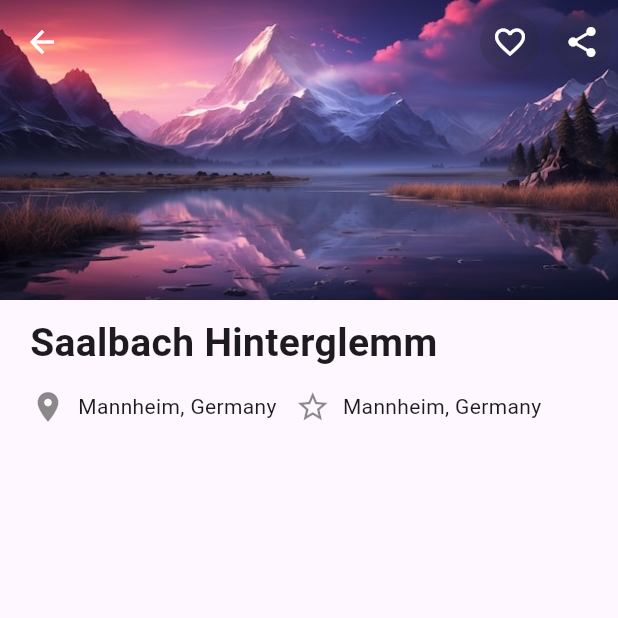
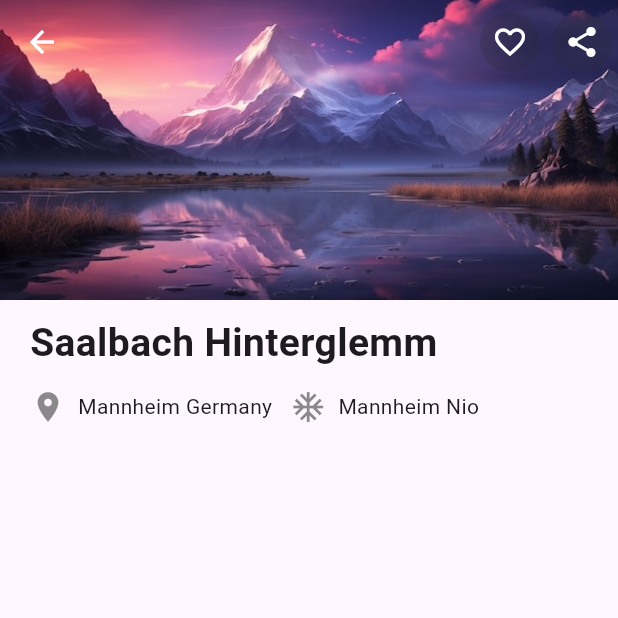
Before and after one commit to pritimoypaul/flutter-new-ui, a Flutter app: the ProfileScreen screen opened by its route, on a phone screen of 412 x 824 dp, the top half of it. Run offline on Flutter 3.47's test engine with Material 3 defaults, Android fonts, the light colour scheme and no system bars; our stand-ins replace carousel_slider; network calls fail.

Commit message:
custom component (chip)

```diff
--- /dev/null
+++ b/lib/components/chip.dart
@@ -0,0 +1,23 @@
+import 'package:flutter/material.dart';
+
+class CustomChip extends StatelessWidget {
+  final Icon icon;
+  final String label;
+
+  const CustomChip({
+    super.key,
+    required this.icon,
+    required this.label,
+  });
+
+  @override
+  Widget build(BuildContext context) {
+    return Row(
+      children: [
+        icon,
+        SizedBox(width: 8),
+        Text(label),
+      ],
+    );
+  }
+}
--- a/lib/screens/profile.dart
+++ b/lib/screens/profile.dart
@@ -1,5 +1,6 @@
 import 'package:flutter/cupertino.dart';
 import 'package:flutter/material.dart';
+import 'package:new_ui/components/chip.dart';
 
 class ProfileScreen extends StatelessWidget {
   const ProfileScreen({super.key});
@@ -55,24 +56,17 @@ class ProfileScreen extends StatelessWidget {
               ),
               Row(
                 children: [
-                  Row(
-                    children: [
-                      Icon(Icons.location_on, color: Colors.black45),
-                      SizedBox(width: 8),
-                      Text('Mannheim, Germany'),
-                    ],
+                  CustomChip(
+                    icon: Icon(Icons.location_on, color: Colors.black45),
+                    label: 'Mannheim Germany',
                   ),
                   SizedBox(
                     width: 12,
                   ),
-                  Row(
-                    children: [
-                      Icon(Icons.star_border_purple500_sharp,
-                          color: Colors.black45),
-                      SizedBox(width: 8),
-                      Text('Mannheim, Germany'),
-                    ],
-                  )
+                  CustomChip(
+                    icon: Icon(Icons.ac_unit_outlined, color: Colors.black45),
+                    label: 'Mannheim Nio',
+                  ),
                 ],
               )
             ],
```
